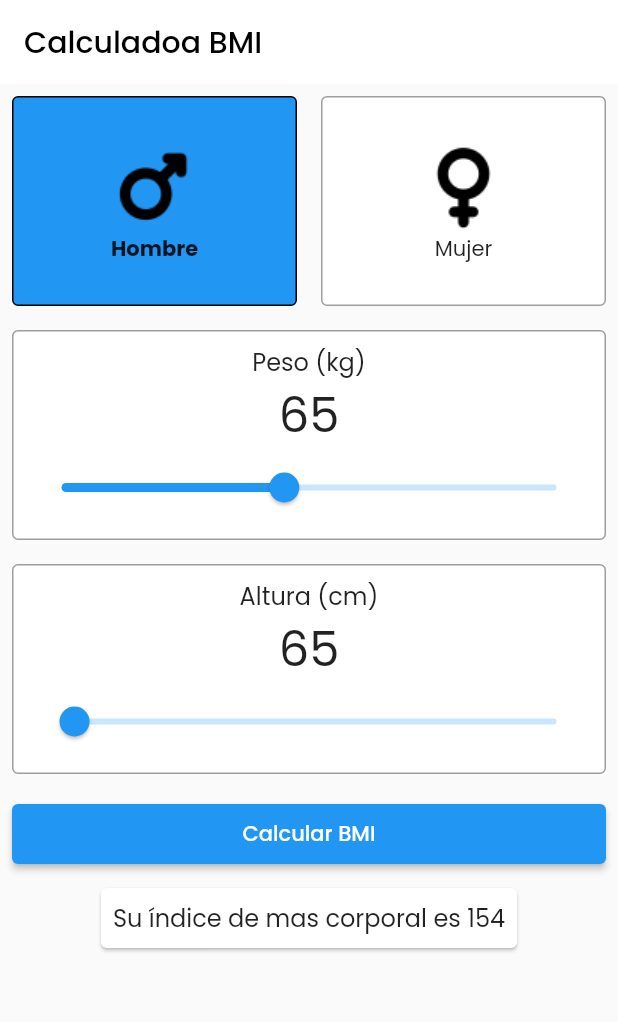
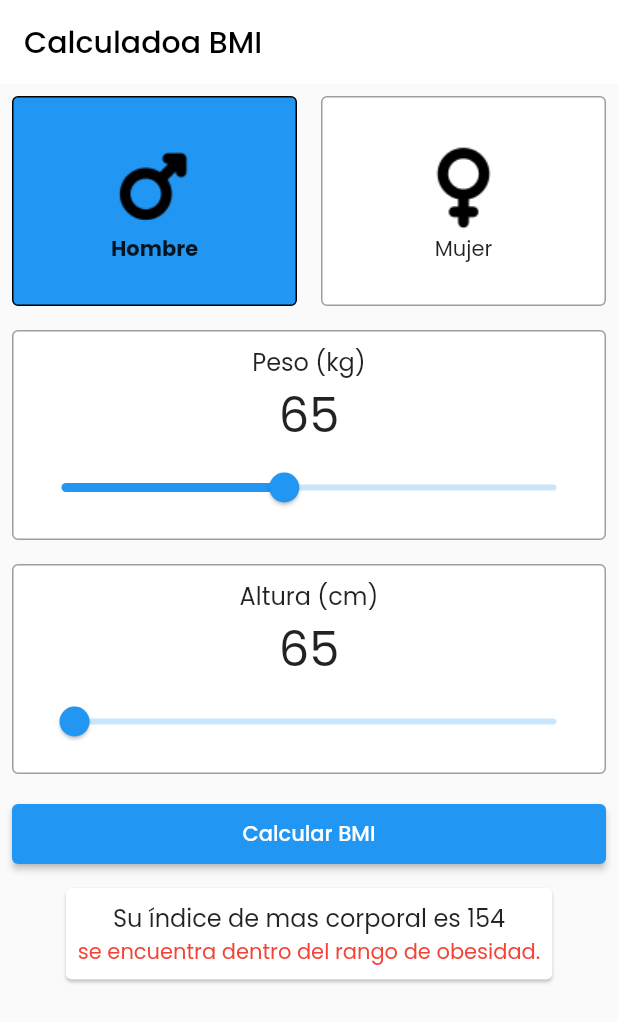
Before and after one commit to PVBLITO111/codigo4_bmi, a Flutter app: the screen it shows after launch, after a tap on "Calcular BMI", on a phone screen of 412 x 824 dp. Shown: the top 1022 px of the screen. Run offline on Flutter 3.47's test engine with Material 2 defaults, Android fonts, the phone set to English and light mode, and no system bars.

Commit message:
mensaje descriptivo

```diff
--- a/lib/my_home_page.dart
+++ b/lib/my_home_page.dart
@@ -1,6 +1,7 @@
 import 'dart:math';
 
 import 'package:codigo4_bmi/widgets/selector_card.dart';
+import 'package:codigo4_bmi/widgets/show_message.dart';
 import 'package:codigo4_bmi/widgets/slider_card.dart';
 import 'package:flutter/material.dart';
 
@@ -78,9 +79,14 @@ class _MyHomePageState extends State<MyHomePage> {
               child: Card(
                 child: Padding(
                   padding: const EdgeInsets.all(8.0),
-                  child: Text(
-                    'Su índice de mas corporal es ${result.round()}',
-                    style: const TextStyle(fontSize: 16),
+                  child: Column(
+                    children: [
+                      Text(
+                        'Su índice de mas corporal es ${result.round()}',
+                        style: const TextStyle(fontSize: 16),
+                      ),
+                      ShowMessage(result: result)
+                    ],
                   ),
                 ),
               ),
--- /dev/null
+++ b/lib/widgets/show_message.dart
@@ -0,0 +1,32 @@
+import 'package:flutter/material.dart';
+
+class ShowMessage extends StatefulWidget {
+  final double result;
+  const ShowMessage({super.key, required this.result});
+
+  @override
+  State<ShowMessage> createState() => _ShowMessageState();
+}
+
+class _ShowMessageState extends State<ShowMessage> {
+  @override
+  Widget build(BuildContext context) {
+    var message = '';
+    var color = Colors.red;
+    if (widget.result < 18.5) {
+      message = "se encuentra dentro del rango de peso insuficiente.";
+      color = Colors.red;
+    } else if (widget.result >= 18.5 && widget.result <= 24.9) {
+      message = "se encuentra dentro del rango de peso normal o saludable.";
+      color = Colors.green;
+    } else if (widget.result >= 25.0 && widget.result <= 29.9) {
+      message = "se encuentra dentro del rango de sobrepeso.";
+      color = Colors.red;
+    } else if (widget.result > 30.0) {
+      message = "se encuentra dentro del rango de obesidad.";
+      color = Colors.red;
+    }
+    return Text(message,
+        textAlign: TextAlign.center, style: TextStyle(color: color));
+  }
+}
```
